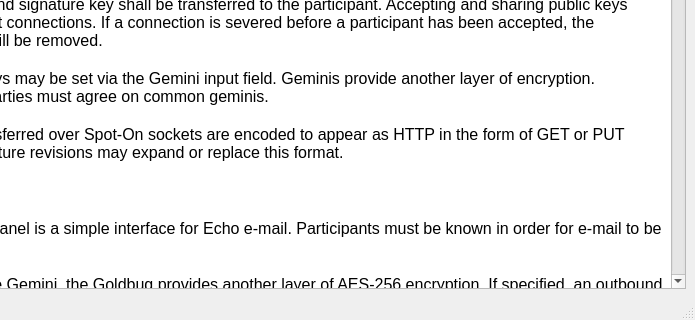
This is UI/docviewer.ui in xloem/spot-on-svn as Qt 5 draws it before an edit; both pictures show x 105 to 800 and y 280 to 600 of the 800 by 600 pixel window. The edited form follows.
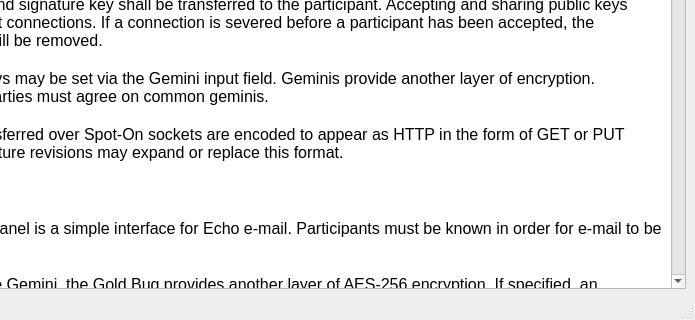
This is the edited form. Icons and pictures are not drawn.

```diff
--- a/UI/docviewer.ui
+++ b/UI/docviewer.ui
@@ -25,59 +25,59 @@
        <string>&lt;!DOCTYPE HTML PUBLIC &quot;-//W3C//DTD HTML 4.0//EN&quot; &quot;http://www.w3.org/TR/REC-html40/strict.dtd&quot;&gt;
 &lt;html&gt;&lt;head&gt;&lt;meta name=&quot;qrichtext&quot; content=&quot;1&quot; /&gt;&lt;style type=&quot;text/css&quot;&gt;
 p, li { white-space: pre-wrap; }
-&lt;/style&gt;&lt;/head&gt;&lt;body style=&quot; font-family:'Lucida Grande'; font-size:13pt; font-weight:400; font-style:normal;&quot;&gt;
-&lt;p style=&quot; margin-top:0px; margin-bottom:0px; margin-left:0px; margin-right:0px; -qt-block-indent:0; text-indent:0px;&quot;&gt;&lt;span style=&quot; font-family:'Sans'; font-size:12pt; font-weight:600;&quot;&gt;Buzz&lt;/span&gt;&lt;/p&gt;
-&lt;p style=&quot;-qt-paragraph-type:empty; margin-top:0px; margin-bottom:0px; margin-left:0px; margin-right:0px; -qt-block-indent:0; text-indent:0px; font-family:'Sans'; font-size:12pt;&quot;&gt;&lt;br /&gt;&lt;/p&gt;
-&lt;p style=&quot; margin-top:0px; margin-bottom:0px; margin-left:0px; margin-right:0px; -qt-block-indent:0; text-indent:0px;&quot;&gt;&lt;span style=&quot; font-family:'Sans'; font-size:12pt;&quot;&gt;Buzz provides a simple interface for public communications. A channel name describes an AES-256 key that is used for encrypting communications data.&lt;/span&gt;&lt;/p&gt;
-&lt;p style=&quot;-qt-paragraph-type:empty; margin-top:0px; margin-bottom:0px; margin-left:0px; margin-right:0px; -qt-block-indent:0; text-indent:0px; font-family:'Sans'; font-size:12pt;&quot;&gt;&lt;br /&gt;&lt;/p&gt;
-&lt;p style=&quot; margin-top:0px; margin-bottom:0px; margin-left:0px; margin-right:0px; -qt-block-indent:0; text-indent:0px;&quot;&gt;&lt;span style=&quot; font-family:'Sans'; font-size:12pt;&quot;&gt;Please note that user names are not necessarily unique, however, each client on a particular channel attempts a unique ID. The ID exists for the duration of a UI session.&lt;/span&gt;&lt;/p&gt;
-&lt;p style=&quot;-qt-paragraph-type:empty; margin-top:0px; margin-bottom:0px; margin-left:0px; margin-right:0px; -qt-block-indent:0; text-indent:0px; font-size:12pt; font-weight:600;&quot;&gt;&lt;br /&gt;&lt;/p&gt;
-&lt;p style=&quot; margin-top:0px; margin-bottom:0px; margin-left:0px; margin-right:0px; -qt-block-indent:0; text-indent:0px;&quot;&gt;&lt;span style=&quot; font-size:12pt; font-weight:600;&quot;&gt;Chat&lt;/span&gt;&lt;/p&gt;
-&lt;p style=&quot;-qt-paragraph-type:empty; margin-top:0px; margin-bottom:0px; margin-left:0px; margin-right:0px; -qt-block-indent:0; text-indent:0px; font-size:12pt;&quot;&gt;&lt;br /&gt;&lt;/p&gt;
-&lt;p style=&quot; margin-top:0px; margin-bottom:0px; margin-left:0px; margin-right:0px; -qt-block-indent:0; text-indent:0px;&quot;&gt;&lt;span style=&quot; font-size:12pt;&quot;&gt;The Chat page allows known participants to communicate via a hybrid system. Here, one may accept a participant that has shared a public key. To accept a participant, highlight the intended participant and activate a context menu via the left or right mouse button. Once a participant is accepted, your name, public key, and signature key shall be transferred to the participant. Accepting and sharing public keys require direct connections. If a connection is severed before a participant has been accepted, the participant will be removed.&lt;/span&gt;&lt;/p&gt;
-&lt;p style=&quot;-qt-paragraph-type:empty; margin-top:0px; margin-bottom:0px; margin-left:0px; margin-right:0px; -qt-block-indent:0; text-indent:0px; font-size:12pt;&quot;&gt;&lt;br /&gt;&lt;/p&gt;
-&lt;p style=&quot; margin-top:0px; margin-bottom:0px; margin-left:0px; margin-right:0px; -qt-block-indent:0; text-indent:0px;&quot;&gt;&lt;span style=&quot; font-size:12pt;&quot;&gt;AES-256 keys may be set via the Gemini input field. Geminis provide another layer of encryption. Interested parties must agree on common geminis.&lt;/span&gt;&lt;/p&gt;
-&lt;p style=&quot;-qt-paragraph-type:empty; margin-top:0px; margin-bottom:0px; margin-left:0px; margin-right:0px; -qt-block-indent:0; text-indent:0px; font-size:12pt;&quot;&gt;&lt;br /&gt;&lt;/p&gt;
-&lt;p style=&quot; margin-top:0px; margin-bottom:0px; margin-left:0px; margin-right:0px; -qt-block-indent:0; text-indent:0px;&quot;&gt;&lt;span style=&quot; font-size:12pt;&quot;&gt;All data transferred over Spot-On sockets are encoded to appear as HTTP in the form of GET or PUT requests. Future revisions may expand or replace this format.&lt;/span&gt;&lt;/p&gt;
-&lt;p style=&quot;-qt-paragraph-type:empty; margin-top:0px; margin-bottom:0px; margin-left:0px; margin-right:0px; -qt-block-indent:0; text-indent:0px; font-size:12pt;&quot;&gt;&lt;br /&gt;&lt;/p&gt;
-&lt;p style=&quot; margin-top:0px; margin-bottom:0px; margin-left:0px; margin-right:0px; -qt-block-indent:0; text-indent:0px;&quot;&gt;&lt;span style=&quot; font-size:12pt; font-weight:600;&quot;&gt;E-Mail&lt;/span&gt;&lt;/p&gt;
-&lt;p style=&quot;-qt-paragraph-type:empty; margin-top:0px; margin-bottom:0px; margin-left:0px; margin-right:0px; -qt-block-indent:0; text-indent:0px; font-size:12pt;&quot;&gt;&lt;br /&gt;&lt;/p&gt;
-&lt;p style=&quot; margin-top:0px; margin-bottom:0px; margin-left:0px; margin-right:0px; -qt-block-indent:0; text-indent:0px;&quot;&gt;&lt;span style=&quot; font-size:12pt;&quot;&gt;The E-Mail panel is a simple interface for Echo e-mail. Participants must be known in order for e-mail to be useful.&lt;/span&gt;&lt;/p&gt;
-&lt;p style=&quot;-qt-paragraph-type:empty; margin-top:0px; margin-bottom:0px; margin-left:0px; margin-right:0px; -qt-block-indent:0; text-indent:0px; font-size:12pt;&quot;&gt;&lt;br /&gt;&lt;/p&gt;
-&lt;p style=&quot; margin-top:0px; margin-bottom:0px; margin-left:0px; margin-right:0px; -qt-block-indent:0; text-indent:0px;&quot;&gt;&lt;span style=&quot; font-size:12pt;&quot;&gt;Similar to the Gemini, the Goldbug provides another layer of AES-256 encryption. If specified, an outbound letter shall be encrypted via the provided key. Recipients will be prompted to provide correct goldbugs whenever they attempt to open letters that have been enclosed by goldbugs.&lt;/span&gt;&lt;/p&gt;
-&lt;p style=&quot;-qt-paragraph-type:empty; margin-top:0px; margin-bottom:0px; margin-left:0px; margin-right:0px; -qt-block-indent:0; text-indent:0px; font-size:12pt;&quot;&gt;&lt;br /&gt;&lt;/p&gt;
-&lt;p style=&quot; margin-top:0px; margin-bottom:0px; margin-left:0px; margin-right:0px; -qt-block-indent:0; text-indent:0px;&quot;&gt;&lt;span style=&quot; font-size:12pt;&quot;&gt;The C/O sub-panel allows participants to house off-line e-mail of other participants. The intent of this feature is to provide a means of storing data for later retrieval. Please note that two participants must have a common participant in order for the feature to function correctly. Whenever a participant requests e-mail, a broadcast message is sent to reachable nodes. The broadcast includes the participant's signature. E-mail will then be distributed in a timely manner.&lt;/span&gt;&lt;/p&gt;
-&lt;p style=&quot;-qt-paragraph-type:empty; margin-top:0px; margin-bottom:0px; margin-left:0px; margin-right:0px; -qt-block-indent:0; text-indent:0px; font-size:12pt;&quot;&gt;&lt;br /&gt;&lt;/p&gt;
-&lt;p style=&quot; margin-top:0px; margin-bottom:0px; margin-left:0px; margin-right:0px; -qt-block-indent:0; text-indent:0px;&quot;&gt;&lt;span style=&quot; font-size:12pt;&quot;&gt;Please note that you may receive duplicate messages because of the Echo Protocol. A future revision may resolve this mishap.&lt;/span&gt;&lt;/p&gt;
-&lt;p style=&quot;-qt-paragraph-type:empty; margin-top:0px; margin-bottom:0px; margin-left:0px; margin-right:0px; -qt-block-indent:0; text-indent:0px; font-size:12pt;&quot;&gt;&lt;br /&gt;&lt;/p&gt;
-&lt;p style=&quot; margin-top:0px; margin-bottom:0px; margin-left:0px; margin-right:0px; -qt-block-indent:0; text-indent:0px;&quot;&gt;&lt;span style=&quot; font-size:12pt; font-weight:600;&quot;&gt;Listeners&lt;/span&gt;&lt;/p&gt;
-&lt;p style=&quot;-qt-paragraph-type:empty; margin-top:0px; margin-bottom:0px; margin-left:0px; margin-right:0px; -qt-block-indent:0; text-indent:0px; font-size:12pt;&quot;&gt;&lt;br /&gt;&lt;/p&gt;
-&lt;p style=&quot; margin-top:0px; margin-bottom:0px; margin-left:0px; margin-right:0px; -qt-block-indent:0; text-indent:0px;&quot;&gt;&lt;span style=&quot; font-size:12pt;&quot;&gt;In order to accept incoming connections, at least one active listener is required. The maximum number of connections that Spot-On will accept on a listener may also be modified. Echo modes and SSL key sizes may be selected as well.&lt;/span&gt;&lt;/p&gt;
-&lt;p style=&quot;-qt-paragraph-type:empty; margin-top:0px; margin-bottom:0px; margin-left:0px; margin-right:0px; -qt-block-indent:0; text-indent:0px; font-size:12pt;&quot;&gt;&lt;br /&gt;&lt;/p&gt;
-&lt;p style=&quot; margin-top:0px; margin-bottom:0px; margin-left:0px; margin-right:0px; -qt-block-indent:0; text-indent:0px;&quot;&gt;&lt;span style=&quot; font-size:12pt;&quot;&gt;Data that is transmitted on the Echo Protocol is subject to echoes. To restrict echoed data on a listener, simply select the Echo Mode. Please note that in order for a connection to be either full or half echo, both endpoints must agree on an identical mode.&lt;/span&gt;&lt;/p&gt;
-&lt;p style=&quot;-qt-paragraph-type:empty; margin-top:0px; margin-bottom:0px; margin-left:0px; margin-right:0px; -qt-block-indent:0; text-indent:0px; font-size:12pt;&quot;&gt;&lt;br /&gt;&lt;/p&gt;
-&lt;p style=&quot; margin-top:0px; margin-bottom:0px; margin-left:0px; margin-right:0px; -qt-block-indent:0; text-indent:0px;&quot;&gt;&lt;span style=&quot; font-size:12pt;&quot;&gt;Restricting connections by country is provided on this page. A future version of Spot-On will provide more elaborate mechanisms for limiting remote connections.&lt;/span&gt;&lt;/p&gt;
-&lt;p style=&quot;-qt-paragraph-type:empty; margin-top:0px; margin-bottom:0px; margin-left:0px; margin-right:0px; -qt-block-indent:0; text-indent:0px; font-size:12pt;&quot;&gt;&lt;br /&gt;&lt;/p&gt;
-&lt;p style=&quot; margin-top:0px; margin-bottom:0px; margin-left:0px; margin-right:0px; -qt-block-indent:0; text-indent:0px;&quot;&gt;&lt;span style=&quot; font-size:12pt; font-weight:600;&quot;&gt;Neighbors&lt;/span&gt;&lt;/p&gt;
-&lt;p style=&quot;-qt-paragraph-type:empty; margin-top:0px; margin-bottom:0px; margin-left:0px; margin-right:0px; -qt-block-indent:0; text-indent:0px; font-size:12pt;&quot;&gt;&lt;br /&gt;&lt;/p&gt;
-&lt;p style=&quot; margin-top:0px; margin-bottom:0px; margin-left:0px; margin-right:0px; -qt-block-indent:0; text-indent:0px;&quot;&gt;&lt;span style=&quot; font-size:12pt;&quot;&gt;The Neighbors page lists all Spot-On network connections that are present on a node. This page also allows users to define new connections. A context menu may be activated via the left or right mouse buttons on the Neighbors table. The menu provides several other options that are not readily available.&lt;/span&gt;&lt;/p&gt;
-&lt;p style=&quot;-qt-paragraph-type:empty; margin-top:0px; margin-bottom:0px; margin-left:0px; margin-right:0px; -qt-block-indent:0; text-indent:0px; font-size:12pt;&quot;&gt;&lt;br /&gt;&lt;/p&gt;
-&lt;p style=&quot; margin-top:0px; margin-bottom:0px; margin-left:0px; margin-right:0px; -qt-block-indent:0; text-indent:0px;&quot;&gt;&lt;span style=&quot; font-size:12pt;&quot;&gt;The Neighbors page also allows owners to copy their public keys to clipboard buffers. Adding other participants may also be performed on this page.&lt;/span&gt;&lt;/p&gt;
-&lt;p style=&quot;-qt-paragraph-type:empty; margin-top:0px; margin-bottom:0px; margin-left:0px; margin-right:0px; -qt-block-indent:0; text-indent:0px; font-size:12pt;&quot;&gt;&lt;br /&gt;&lt;/p&gt;
-&lt;p style=&quot; margin-top:0px; margin-bottom:0px; margin-left:0px; margin-right:0px; -qt-block-indent:0; text-indent:0px;&quot;&gt;&lt;span style=&quot; font-size:12pt; font-weight:600;&quot;&gt;Search&lt;/span&gt;&lt;/p&gt;
-&lt;p style=&quot;-qt-paragraph-type:empty; margin-top:0px; margin-bottom:0px; margin-left:0px; margin-right:0px; -qt-block-indent:0; text-indent:0px; font-size:12pt;&quot;&gt;&lt;br /&gt;&lt;/p&gt;
-&lt;p style=&quot; margin-top:0px; margin-bottom:0px; margin-left:0px; margin-right:0px; -qt-block-indent:0; text-indent:0px;&quot;&gt;&lt;span style=&quot; font-size:12pt;&quot;&gt;Not yet implemented.&lt;/span&gt;&lt;/p&gt;
-&lt;p style=&quot;-qt-paragraph-type:empty; margin-top:0px; margin-bottom:0px; margin-left:0px; margin-right:0px; -qt-block-indent:0; text-indent:0px; font-size:12pt;&quot;&gt;&lt;br /&gt;&lt;/p&gt;
-&lt;p style=&quot; margin-top:0px; margin-bottom:0px; margin-left:0px; margin-right:0px; -qt-block-indent:0; text-indent:0px;&quot;&gt;&lt;span style=&quot; font-size:12pt; font-weight:600;&quot;&gt;Settings&lt;/span&gt;&lt;/p&gt;
-&lt;p style=&quot;-qt-paragraph-type:empty; margin-top:0px; margin-bottom:0px; margin-left:0px; margin-right:0px; -qt-block-indent:0; text-indent:0px; font-size:12pt;&quot;&gt;&lt;br /&gt;&lt;/p&gt;
-&lt;p style=&quot; margin-top:0px; margin-bottom:0px; margin-left:0px; margin-right:0px; -qt-block-indent:0; text-indent:0px;&quot;&gt;&lt;span style=&quot; font-size:12pt;&quot;&gt;Please prepare a passphrase after launching Spot-On. To do so, complete the Passphrase and Passphrase Confirmation fields. Also review, and perhaps modify, the cipher type, hash type, iteration count, RSA key size, and salt length. Please note that the initialization process may take a significant amount of time to complete.&lt;/span&gt;&lt;/p&gt;
-&lt;p style=&quot;-qt-paragraph-type:empty; margin-top:0px; margin-bottom:0px; margin-left:0px; margin-right:0px; -qt-block-indent:0; text-indent:0px; font-size:12pt;&quot;&gt;&lt;br /&gt;&lt;/p&gt;
-&lt;p style=&quot; margin-top:0px; margin-bottom:0px; margin-left:0px; margin-right:0px; -qt-block-indent:0; text-indent:0px;&quot;&gt;&lt;span style=&quot; font-size:12pt;&quot;&gt;Spot-On is separated into two major processes, a kernel and a user interface. The kernel is responsible for establishing and maintaining the networking aspects of Spot-On. The data between a kernel process and one or more user interfaces are transferred over SSL.&lt;/span&gt;&lt;/p&gt;
-&lt;p style=&quot;-qt-paragraph-type:empty; margin-top:0px; margin-bottom:0px; margin-left:0px; margin-right:0px; -qt-block-indent:0; text-indent:0px; font-size:12pt;&quot;&gt;&lt;br /&gt;&lt;/p&gt;
-&lt;p style=&quot; margin-top:0px; margin-bottom:0px; margin-left:0px; margin-right:0px; -qt-block-indent:0; text-indent:0px;&quot;&gt;&lt;span style=&quot; font-size:12pt; font-weight:600;&quot;&gt;URLs&lt;/span&gt;&lt;/p&gt;
-&lt;p style=&quot;-qt-paragraph-type:empty; margin-top:0px; margin-bottom:0px; margin-left:0px; margin-right:0px; -qt-block-indent:0; text-indent:0px; font-size:12pt;&quot;&gt;&lt;br /&gt;&lt;/p&gt;
-&lt;p style=&quot; margin-top:0px; margin-bottom:0px; margin-left:0px; margin-right:0px; -qt-block-indent:0; text-indent:0px;&quot;&gt;&lt;span style=&quot; font-size:12pt;&quot;&gt;Not yet implemented.&lt;/span&gt;&lt;/p&gt;
-&lt;p style=&quot;-qt-paragraph-type:empty; margin-top:0px; margin-bottom:0px; margin-left:0px; margin-right:0px; -qt-block-indent:0; text-indent:0px; font-size:12pt;&quot;&gt;&lt;br /&gt;&lt;/p&gt;&lt;/body&gt;&lt;/html&gt;</string>
+&lt;/style&gt;&lt;/head&gt;&lt;body style=&quot; font-family:'Sans'; font-size:12pt; font-weight:400; font-style:normal;&quot;&gt;
+&lt;p style=&quot; margin-top:0px; margin-bottom:0px; margin-left:0px; margin-right:0px; -qt-block-indent:0; text-indent:0px;&quot;&gt;&lt;span style=&quot; font-weight:600;&quot;&gt;Buzz&lt;/span&gt;&lt;/p&gt;
+&lt;p style=&quot;-qt-paragraph-type:empty; margin-top:0px; margin-bottom:0px; margin-left:0px; margin-right:0px; -qt-block-indent:0; text-indent:0px;&quot;&gt;&lt;br /&gt;&lt;/p&gt;
+&lt;p style=&quot; margin-top:0px; margin-bottom:0px; margin-left:0px; margin-right:0px; -qt-block-indent:0; text-indent:0px;&quot;&gt;Buzz provides a simple interface for public communications. A channel name describes an AES-256 key that is used for encrypting communications data.&lt;/p&gt;
+&lt;p style=&quot;-qt-paragraph-type:empty; margin-top:0px; margin-bottom:0px; margin-left:0px; margin-right:0px; -qt-block-indent:0; text-indent:0px;&quot;&gt;&lt;br /&gt;&lt;/p&gt;
+&lt;p style=&quot; margin-top:0px; margin-bottom:0px; margin-left:0px; margin-right:0px; -qt-block-indent:0; text-indent:0px;&quot;&gt;Please note that user names are not necessarily unique, however, each client on a particular channel attempts a unique ID. The ID exists for the duration of a UI session.&lt;/p&gt;
+&lt;p style=&quot;-qt-paragraph-type:empty; margin-top:0px; margin-bottom:0px; margin-left:0px; margin-right:0px; -qt-block-indent:0; text-indent:0px; font-family:'Lucida Grande'; font-weight:600;&quot;&gt;&lt;br /&gt;&lt;/p&gt;
+&lt;p style=&quot; margin-top:0px; margin-bottom:0px; margin-left:0px; margin-right:0px; -qt-block-indent:0; text-indent:0px;&quot;&gt;&lt;span style=&quot; font-family:'Lucida Grande'; font-weight:600;&quot;&gt;Chat&lt;/span&gt;&lt;/p&gt;
+&lt;p style=&quot;-qt-paragraph-type:empty; margin-top:0px; margin-bottom:0px; margin-left:0px; margin-right:0px; -qt-block-indent:0; text-indent:0px; font-family:'Lucida Grande';&quot;&gt;&lt;br /&gt;&lt;/p&gt;
+&lt;p style=&quot; margin-top:0px; margin-bottom:0px; margin-left:0px; margin-right:0px; -qt-block-indent:0; text-indent:0px;&quot;&gt;&lt;span style=&quot; font-family:'Lucida Grande';&quot;&gt;The Chat page allows known participants to communicate via a hybrid system. Here, one may accept a participant that has shared a public key. To accept a participant, highlight the intended participant and activate a context menu via the left or right mouse button. Once a participant is accepted, your name, public key, and signature key shall be transferred to the participant. Accepting and sharing public keys require direct connections. If a connection is severed before a participant has been accepted, the participant will be removed.&lt;/span&gt;&lt;/p&gt;
+&lt;p style=&quot;-qt-paragraph-type:empty; margin-top:0px; margin-bottom:0px; margin-left:0px; margin-right:0px; -qt-block-indent:0; text-indent:0px; font-family:'Lucida Grande';&quot;&gt;&lt;br /&gt;&lt;/p&gt;
+&lt;p style=&quot; margin-top:0px; margin-bottom:0px; margin-left:0px; margin-right:0px; -qt-block-indent:0; text-indent:0px;&quot;&gt;&lt;span style=&quot; font-family:'Lucida Grande';&quot;&gt;AES-256 keys may be set via the Gemini input field. Geminis provide another layer of encryption. Interested parties must agree on common geminis.&lt;/span&gt;&lt;/p&gt;
+&lt;p style=&quot;-qt-paragraph-type:empty; margin-top:0px; margin-bottom:0px; margin-left:0px; margin-right:0px; -qt-block-indent:0; text-indent:0px; font-family:'Lucida Grande';&quot;&gt;&lt;br /&gt;&lt;/p&gt;
+&lt;p style=&quot; margin-top:0px; margin-bottom:0px; margin-left:0px; margin-right:0px; -qt-block-indent:0; text-indent:0px;&quot;&gt;&lt;span style=&quot; font-family:'Lucida Grande';&quot;&gt;All data transferred over Spot-On sockets are encoded to appear as HTTP in the form of GET or PUT requests. Future revisions may expand or replace this format.&lt;/span&gt;&lt;/p&gt;
+&lt;p style=&quot;-qt-paragraph-type:empty; margin-top:0px; margin-bottom:0px; margin-left:0px; margin-right:0px; -qt-block-indent:0; text-indent:0px; font-family:'Lucida Grande';&quot;&gt;&lt;br /&gt;&lt;/p&gt;
+&lt;p style=&quot; margin-top:0px; margin-bottom:0px; margin-left:0px; margin-right:0px; -qt-block-indent:0; text-indent:0px;&quot;&gt;&lt;span style=&quot; font-family:'Lucida Grande'; font-weight:600;&quot;&gt;E-Mail&lt;/span&gt;&lt;/p&gt;
+&lt;p style=&quot;-qt-paragraph-type:empty; margin-top:0px; margin-bottom:0px; margin-left:0px; margin-right:0px; -qt-block-indent:0; text-indent:0px; font-family:'Lucida Grande';&quot;&gt;&lt;br /&gt;&lt;/p&gt;
+&lt;p style=&quot; margin-top:0px; margin-bottom:0px; margin-left:0px; margin-right:0px; -qt-block-indent:0; text-indent:0px;&quot;&gt;&lt;span style=&quot; font-family:'Lucida Grande';&quot;&gt;The E-Mail panel is a simple interface for Echo e-mail. Participants must be known in order for e-mail to be useful.&lt;/span&gt;&lt;/p&gt;
+&lt;p style=&quot;-qt-paragraph-type:empty; margin-top:0px; margin-bottom:0px; margin-left:0px; margin-right:0px; -qt-block-indent:0; text-indent:0px; font-family:'Lucida Grande';&quot;&gt;&lt;br /&gt;&lt;/p&gt;
+&lt;p style=&quot; margin-top:0px; margin-bottom:0px; margin-left:0px; margin-right:0px; -qt-block-indent:0; text-indent:0px;&quot;&gt;&lt;span style=&quot; font-family:'Lucida Grande';&quot;&gt;Similar to the Gemini, the Gold Bug provides another layer of AES-256 encryption. If specified, an outbound letter shall be encrypted via the provided key. Recipients will be prompted to provide correct gold bugs whenever they attempt to open letters that have been enclosed by gold bugs.&lt;/span&gt;&lt;/p&gt;
+&lt;p style=&quot;-qt-paragraph-type:empty; margin-top:0px; margin-bottom:0px; margin-left:0px; margin-right:0px; -qt-block-indent:0; text-indent:0px; font-family:'Lucida Grande';&quot;&gt;&lt;br /&gt;&lt;/p&gt;
+&lt;p style=&quot; margin-top:0px; margin-bottom:0px; margin-left:0px; margin-right:0px; -qt-block-indent:0; text-indent:0px;&quot;&gt;&lt;span style=&quot; font-family:'Lucida Grande';&quot;&gt;The C/O sub-panel allows participants to house off-line e-mail of other participants. The intent of this feature is to provide a means of storing data for later retrieval. Please note that two participants must have a common participant in order for the feature to function correctly. Whenever a participant requests e-mail, a broadcast message is sent to reachable nodes. The broadcast includes the participant's signature. E-mail will then be distributed in a timely manner.&lt;/span&gt;&lt;/p&gt;
+&lt;p style=&quot;-qt-paragraph-type:empty; margin-top:0px; margin-bottom:0px; margin-left:0px; margin-right:0px; -qt-block-indent:0; text-indent:0px; font-family:'Lucida Grande';&quot;&gt;&lt;br /&gt;&lt;/p&gt;
+&lt;p style=&quot; margin-top:0px; margin-bottom:0px; margin-left:0px; margin-right:0px; -qt-block-indent:0; text-indent:0px;&quot;&gt;&lt;span style=&quot; font-family:'Lucida Grande';&quot;&gt;Please note that you may receive duplicate messages because of the Echo Protocol. A future revision may resolve this mishap.&lt;/span&gt;&lt;/p&gt;
+&lt;p style=&quot;-qt-paragraph-type:empty; margin-top:0px; margin-bottom:0px; margin-left:0px; margin-right:0px; -qt-block-indent:0; text-indent:0px; font-family:'Lucida Grande';&quot;&gt;&lt;br /&gt;&lt;/p&gt;
+&lt;p style=&quot; margin-top:0px; margin-bottom:0px; margin-left:0px; margin-right:0px; -qt-block-indent:0; text-indent:0px;&quot;&gt;&lt;span style=&quot; font-family:'Lucida Grande'; font-weight:600;&quot;&gt;Listeners&lt;/span&gt;&lt;/p&gt;
+&lt;p style=&quot;-qt-paragraph-type:empty; margin-top:0px; margin-bottom:0px; margin-left:0px; margin-right:0px; -qt-block-indent:0; text-indent:0px; font-family:'Lucida Grande';&quot;&gt;&lt;br /&gt;&lt;/p&gt;
+&lt;p style=&quot; margin-top:0px; margin-bottom:0px; margin-left:0px; margin-right:0px; -qt-block-indent:0; text-indent:0px;&quot;&gt;&lt;span style=&quot; font-family:'Lucida Grande';&quot;&gt;In order to accept incoming connections, at least one active listener is required. The maximum number of connections that Spot-On will accept on a listener may also be modified. Echo modes and SSL key sizes may be selected as well.&lt;/span&gt;&lt;/p&gt;
+&lt;p style=&quot;-qt-paragraph-type:empty; margin-top:0px; margin-bottom:0px; margin-left:0px; margin-right:0px; -qt-block-indent:0; text-indent:0px; font-family:'Lucida Grande';&quot;&gt;&lt;br /&gt;&lt;/p&gt;
+&lt;p style=&quot; margin-top:0px; margin-bottom:0px; margin-left:0px; margin-right:0px; -qt-block-indent:0; text-indent:0px;&quot;&gt;&lt;span style=&quot; font-family:'Lucida Grande';&quot;&gt;Data that is transmitted on the Echo Protocol is subject to echoes. To restrict echoed data on a listener, simply select the Echo Mode. Please note that in order for a connection to be either full or half echo, both endpoints must agree on an identical mode.&lt;/span&gt;&lt;/p&gt;
+&lt;p style=&quot;-qt-paragraph-type:empty; margin-top:0px; margin-bottom:0px; margin-left:0px; margin-right:0px; -qt-block-indent:0; text-indent:0px; font-family:'Lucida Grande';&quot;&gt;&lt;br /&gt;&lt;/p&gt;
+&lt;p style=&quot; margin-top:0px; margin-bottom:0px; margin-left:0px; margin-right:0px; -qt-block-indent:0; text-indent:0px;&quot;&gt;&lt;span style=&quot; font-family:'Lucida Grande';&quot;&gt;Restricting connections by country is provided on this page. A future version of Spot-On will provide more elaborate mechanisms for limiting remote connections.&lt;/span&gt;&lt;/p&gt;
+&lt;p style=&quot;-qt-paragraph-type:empty; margin-top:0px; margin-bottom:0px; margin-left:0px; margin-right:0px; -qt-block-indent:0; text-indent:0px; font-family:'Lucida Grande';&quot;&gt;&lt;br /&gt;&lt;/p&gt;
+&lt;p style=&quot; margin-top:0px; margin-bottom:0px; margin-left:0px; margin-right:0px; -qt-block-indent:0; text-indent:0px;&quot;&gt;&lt;span style=&quot; font-family:'Lucida Grande'; font-weight:600;&quot;&gt;Neighbors&lt;/span&gt;&lt;/p&gt;
+&lt;p style=&quot;-qt-paragraph-type:empty; margin-top:0px; margin-bottom:0px; margin-left:0px; margin-right:0px; -qt-block-indent:0; text-indent:0px; font-family:'Lucida Grande';&quot;&gt;&lt;br /&gt;&lt;/p&gt;
+&lt;p style=&quot; margin-top:0px; margin-bottom:0px; margin-left:0px; margin-right:0px; -qt-block-indent:0; text-indent:0px;&quot;&gt;&lt;span style=&quot; font-family:'Lucida Grande';&quot;&gt;The Neighbors page lists all Spot-On network connections that are present on a node. This page also allows users to define new connections. A context menu may be activated via the left or right mouse buttons on the Neighbors table. The menu provides several other options that are not readily available.&lt;/span&gt;&lt;/p&gt;
+&lt;p style=&quot;-qt-paragraph-type:empty; margin-top:0px; margin-bottom:0px; margin-left:0px; margin-right:0px; -qt-block-indent:0; text-indent:0px; font-family:'Lucida Grande';&quot;&gt;&lt;br /&gt;&lt;/p&gt;
+&lt;p style=&quot; margin-top:0px; margin-bottom:0px; margin-left:0px; margin-right:0px; -qt-block-indent:0; text-indent:0px;&quot;&gt;&lt;span style=&quot; font-family:'Lucida Grande';&quot;&gt;The Neighbors page also allows owners to copy their public keys to clipboard buffers. Adding other participants may also be performed on this page.&lt;/span&gt;&lt;/p&gt;
+&lt;p style=&quot;-qt-paragraph-type:empty; margin-top:0px; margin-bottom:0px; margin-left:0px; margin-right:0px; -qt-block-indent:0; text-indent:0px; font-family:'Lucida Grande';&quot;&gt;&lt;br /&gt;&lt;/p&gt;
+&lt;p style=&quot; margin-top:0px; margin-bottom:0px; margin-left:0px; margin-right:0px; -qt-block-indent:0; text-indent:0px;&quot;&gt;&lt;span style=&quot; font-family:'Lucida Grande'; font-weight:600;&quot;&gt;Search&lt;/span&gt;&lt;/p&gt;
+&lt;p style=&quot;-qt-paragraph-type:empty; margin-top:0px; margin-bottom:0px; margin-left:0px; margin-right:0px; -qt-block-indent:0; text-indent:0px; font-family:'Lucida Grande';&quot;&gt;&lt;br /&gt;&lt;/p&gt;
+&lt;p style=&quot; margin-top:0px; margin-bottom:0px; margin-left:0px; margin-right:0px; -qt-block-indent:0; text-indent:0px;&quot;&gt;&lt;span style=&quot; font-family:'Lucida Grande';&quot;&gt;Not yet implemented.&lt;/span&gt;&lt;/p&gt;
+&lt;p style=&quot;-qt-paragraph-type:empty; margin-top:0px; margin-bottom:0px; margin-left:0px; margin-right:0px; -qt-block-indent:0; text-indent:0px; font-family:'Lucida Grande';&quot;&gt;&lt;br /&gt;&lt;/p&gt;
+&lt;p style=&quot; margin-top:0px; margin-bottom:0px; margin-left:0px; margin-right:0px; -qt-block-indent:0; text-indent:0px;&quot;&gt;&lt;span style=&quot; font-family:'Lucida Grande'; font-weight:600;&quot;&gt;Settings&lt;/span&gt;&lt;/p&gt;
+&lt;p style=&quot;-qt-paragraph-type:empty; margin-top:0px; margin-bottom:0px; margin-left:0px; margin-right:0px; -qt-block-indent:0; text-indent:0px; font-family:'Lucida Grande';&quot;&gt;&lt;br /&gt;&lt;/p&gt;
+&lt;p style=&quot; margin-top:0px; margin-bottom:0px; margin-left:0px; margin-right:0px; -qt-block-indent:0; text-indent:0px;&quot;&gt;&lt;span style=&quot; font-family:'Lucida Grande';&quot;&gt;Please prepare a passphrase after launching Spot-On. To do so, complete the Passphrase and Passphrase Confirmation fields. Also review, and perhaps modify, the cipher type, hash type, iteration count, RSA key size, and salt length. Please note that the initialization process may take a significant amount of time to complete.&lt;/span&gt;&lt;/p&gt;
+&lt;p style=&quot;-qt-paragraph-type:empty; margin-top:0px; margin-bottom:0px; margin-left:0px; margin-right:0px; -qt-block-indent:0; text-indent:0px; font-family:'Lucida Grande';&quot;&gt;&lt;br /&gt;&lt;/p&gt;
+&lt;p style=&quot; margin-top:0px; margin-bottom:0px; margin-left:0px; margin-right:0px; -qt-block-indent:0; text-indent:0px;&quot;&gt;&lt;span style=&quot; font-family:'Lucida Grande';&quot;&gt;Spot-On is separated into two major processes, a kernel and a user interface. The kernel is responsible for establishing and maintaining the networking aspects of Spot-On. The data between a kernel process and one or more user interfaces are transferred over SSL.&lt;/span&gt;&lt;/p&gt;
+&lt;p style=&quot;-qt-paragraph-type:empty; margin-top:0px; margin-bottom:0px; margin-left:0px; margin-right:0px; -qt-block-indent:0; text-indent:0px; font-family:'Lucida Grande';&quot;&gt;&lt;br /&gt;&lt;/p&gt;
+&lt;p style=&quot; margin-top:0px; margin-bottom:0px; margin-left:0px; margin-right:0px; -qt-block-indent:0; text-indent:0px;&quot;&gt;&lt;span style=&quot; font-family:'Lucida Grande'; font-weight:600;&quot;&gt;URLs&lt;/span&gt;&lt;/p&gt;
+&lt;p style=&quot;-qt-paragraph-type:empty; margin-top:0px; margin-bottom:0px; margin-left:0px; margin-right:0px; -qt-block-indent:0; text-indent:0px; font-family:'Lucida Grande';&quot;&gt;&lt;br /&gt;&lt;/p&gt;
+&lt;p style=&quot; margin-top:0px; margin-bottom:0px; margin-left:0px; margin-right:0px; -qt-block-indent:0; text-indent:0px;&quot;&gt;&lt;span style=&quot; font-family:'Lucida Grande';&quot;&gt;Not yet implemented.&lt;/span&gt;&lt;/p&gt;
+&lt;p style=&quot;-qt-paragraph-type:empty; margin-top:0px; margin-bottom:0px; margin-left:0px; margin-right:0px; -qt-block-indent:0; text-indent:0px; font-family:'Lucida Grande';&quot;&gt;&lt;br /&gt;&lt;/p&gt;&lt;/body&gt;&lt;/html&gt;</string>
       </property>
      </widget>
     </item>
```
Left out of the diff: 2 changed lines with no effect on the pictures.
